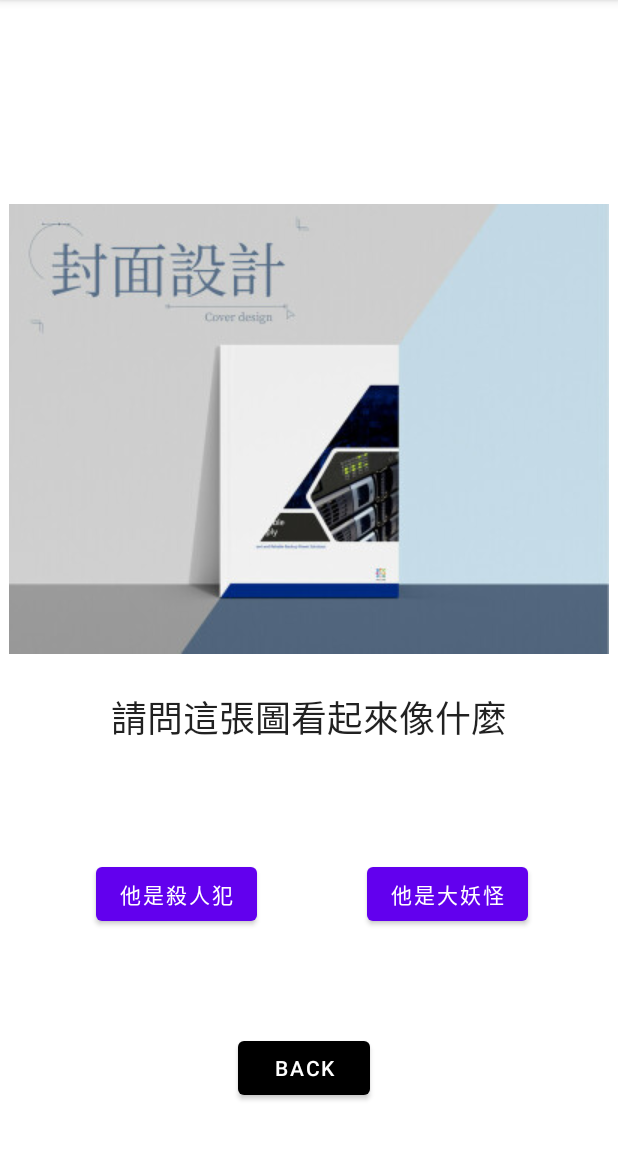
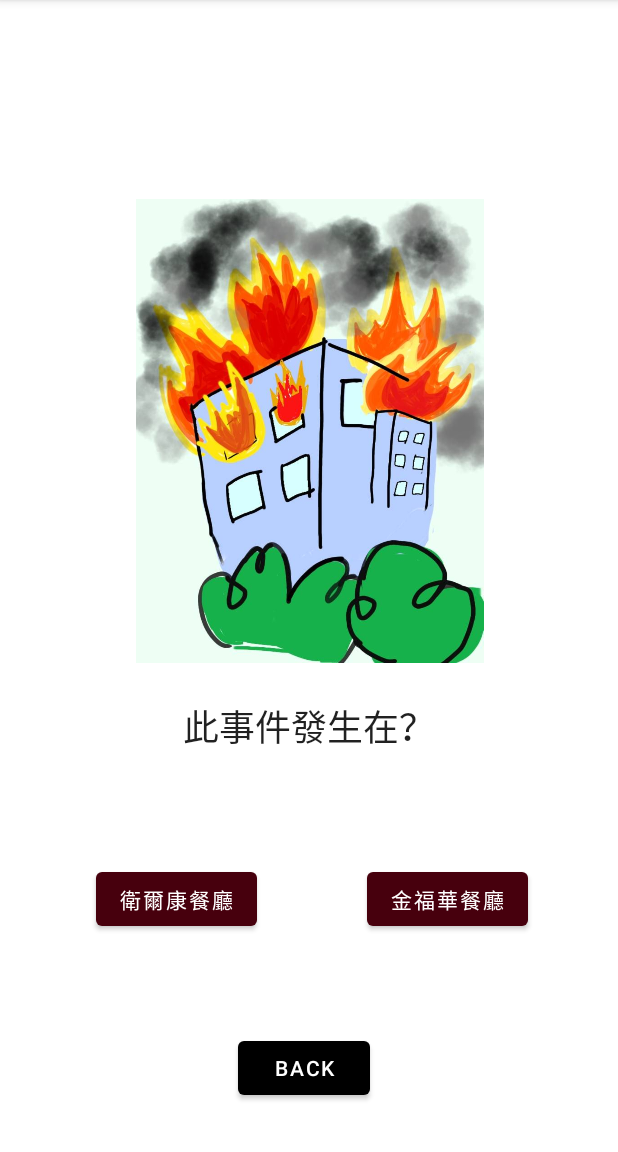
Before and after one commit to longshenn/OnTeach, an Android app: the SelectAC screen opened directly, with no data from a screen before it, on a phone screen of 412 x 824 dp, the part 84-1236 px from its top. Run offline under Robolectric (Android 15) with nearby library versions, the phone set to English and light mode, and no system bars.

Commit message:
小純子更改設定選擇題

```diff
--- a/app/src/main/java/com/example/onteach/SelectAC.kt
+++ b/app/src/main/java/com/example/onteach/SelectAC.kt
@@ -18,6 +18,11 @@ class SelectAC : AppCompatActivity() {
                 startActivity(intent)
             }
         })
+        btnA2.setOnClickListener(object : View.OnClickListener {
+            override fun onClick(p0: View?) {
+                tt.text = "答錯 請返回上一頁"
+            }
+        })
         re.setOnClickListener(object : View.OnClickListener {
             override fun onClick(p0: View?) {
                 intent = Intent(this@SelectAC, Start::class.java)
--- a/app/src/main/java/com/example/onteach/Start.kt
+++ b/app/src/main/java/com/example/onteach/Start.kt
@@ -36,8 +36,10 @@ class Start : AppCompatActivity() , GestureDetector.OnGestureListener, GestureDe
 
         btnM1.setOnClickListener(object :View.OnClickListener{
             override fun onClick(p0:View?){
-                intent = Intent(this@Start, SelectAC::class.java)
-                startActivity(intent)
+                if (PictureNo == 2){
+                    intent = Intent(this@Start, SelectAC::class.java)
+                    startActivity(intent)
+                }
             }
         })
     }
--- a/app/src/main/res/layout/activity_selectac.xml
+++ b/app/src/main/res/layout/activity_selectac.xml
@@ -8,21 +8,21 @@
 
     <ImageView
         android:id="@+id/imgS1"
-        android:layout_width="wrap_content"
-        android:layout_height="wrap_content"
+        android:layout_width="407dp"
+        android:layout_height="309dp"
         app:layout_constraintBottom_toTopOf="@+id/btnA1"
         app:layout_constraintEnd_toEndOf="parent"
         app:layout_constraintHorizontal_bias="0.5"
         app:layout_constraintStart_toStartOf="parent"
         app:layout_constraintTop_toTopOf="parent"
-        app:srcCompat="@drawable/d0" />
+        app:srcCompat="@drawable/c23" />
 
     <TextView
         android:id="@+id/tt"
         android:layout_width="wrap_content"
         android:layout_height="wrap_content"
         android:layout_marginTop="24dp"
-        android:text="請問這張圖看起來像什麼"
+        android:text="此事件發生在？"
         android:textAppearance="@style/TextAppearance.AppCompat.Body2"
         android:textSize="24sp"
         app:layout_constraintEnd_toEndOf="parent"
@@ -36,10 +36,12 @@
         android:layout_marginStart="64dp"
         android:layout_marginTop="32dp"
         android:layout_marginBottom="104dp"
-        android:text="他是殺人犯"
+        android:text="衛爾康餐廳"
+        app:backgroundTint="#47000D"
         app:layout_constraintBottom_toBottomOf="parent"
         app:layout_constraintStart_toStartOf="parent"
-        app:layout_constraintTop_toBottomOf="@+id/tt" />
+        app:layout_constraintTop_toBottomOf="@+id/tt"
+        app:rippleColor="@android:color/holo_red_dark" />
 
     <Button
         android:id="@+id/btnA2"
@@ -48,10 +50,12 @@
         android:layout_marginTop="32dp"
         android:layout_marginEnd="60dp"
         android:layout_marginBottom="104dp"
-        android:text="他是大妖怪"
+        android:text="金福華餐廳"
+        app:backgroundTint="#47000D"
         app:layout_constraintBottom_toBottomOf="parent"
         app:layout_constraintEnd_toEndOf="parent"
-        app:layout_constraintTop_toBottomOf="@+id/tt" />
+        app:layout_constraintTop_toBottomOf="@+id/tt"
+        app:rippleColor="@android:color/holo_red_dark" />
 
     <Button
         android:id="@+id/re"
```
